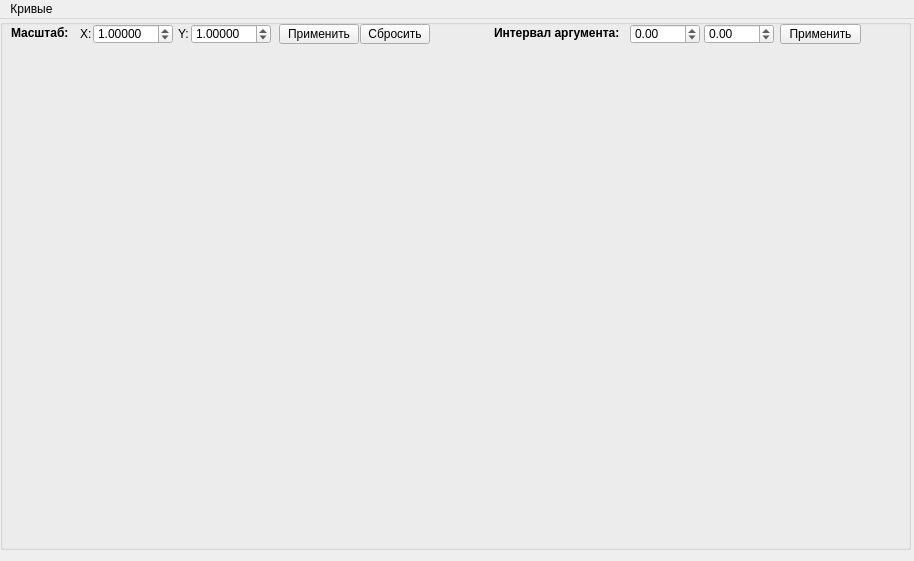
Qt form form.ui (moisizz/Plot-Builder) before a commit.
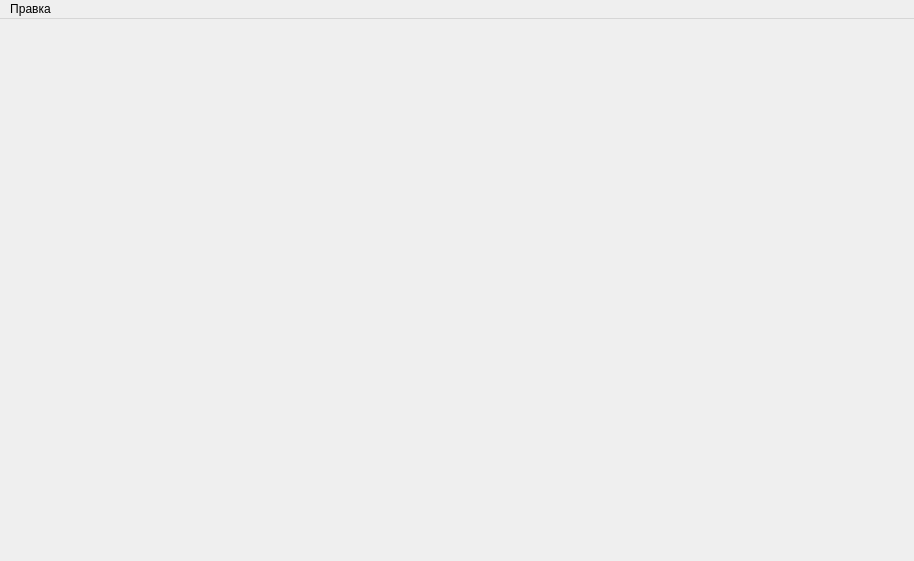
The same form after that commit.

What changed in the file:
```diff
--- a/form.ui
+++ b/form.ui
@@ -33,204 +33,6 @@
      <property name="sizeConstraint">
       <enum>QLayout::SetMaximumSize</enum>
      </property>
-     <item>
-      <widget class="QGroupBox" name="toolBox">
-       <property name="title">
-        <string/>
-       </property>
-       <widget class="QPushButton" name="scaleReset">
-        <property name="geometry">
-         <rect>
-          <x>360</x>
-          <y>5</y>
-          <width>70</width>
-          <height>20</height>
-         </rect>
-        </property>
-        <property name="text">
-         <string>Сбросить</string>
-        </property>
-       </widget>
-       <widget class="QLabel" name="scaleLabel">
-        <property name="geometry">
-         <rect>
-          <x>11</x>
-          <y>6</y>
-          <width>60</width>
-          <height>15</height>
-         </rect>
-        </property>
-        <property name="font">
-         <font>
-          <weight>75</weight>
-          <bold>true</bold>
-         </font>
-        </property>
-        <property name="text">
-         <string>Масштаб:</string>
-        </property>
-       </widget>
-       <widget class="QLabel" name="scaleXLabel">
-        <property name="geometry">
-         <rect>
-          <x>80</x>
-          <y>7</y>
-          <width>16</width>
-          <height>16</height>
-         </rect>
-        </property>
-        <property name="text">
-         <string>X:</string>
-        </property>
-       </widget>
-       <widget class="QLabel" name="scaleYLabel">
-        <property name="geometry">
-         <rect>
-          <x>178</x>
-          <y>7</y>
-          <width>16</width>
-          <height>16</height>
-         </rect>
-        </property>
-        <property name="text">
-         <string>Y:</string>
-        </property>
-       </widget>
-       <widget class="QLabel" name="intervalLabel">
-        <property name="geometry">
-         <rect>
-          <x>494</x>
-          <y>6</y>
-          <width>130</width>
-          <height>16</height>
-         </rect>
-        </property>
-        <property name="font">
-         <font>
-          <weight>75</weight>
-          <bold>true</bold>
-         </font>
-        </property>
-        <property name="text">
-         <string>Интервал аргумента:</string>
-        </property>
-       </widget>
-       <widget class="QDoubleSpinBox" name="intervalMin">
-        <property name="geometry">
-         <rect>
-          <x>630</x>
-          <y>5</y>
-          <width>70</width>
-          <height>20</height>
-         </rect>
-        </property>
-        <property name="minimum">
-         <double>-99999999.000000000000000</double>
-        </property>
-        <property name="maximum">
-         <double>99999999.000000000000000</double>
-        </property>
-        <property name="singleStep">
-         <double>0.010000000000000</double>
-        </property>
-       </widget>
-       <widget class="QDoubleSpinBox" name="intervalMax">
-        <property name="geometry">
-         <rect>
-          <x>704</x>
-          <y>5</y>
-          <width>70</width>
-          <height>20</height>
-         </rect>
-        </property>
-        <property name="minimum">
-         <double>-99999999.000000000000000</double>
-        </property>
-        <property name="maximum">
-         <double>99999999.000000000000000</double>
-        </property>
-        <property name="singleStep">
-         <double>0.010000000000000</double>
-        </property>
-       </widget>
-       <widget class="QPushButton" name="intervalOk">
-        <property name="geometry">
-         <rect>
-          <x>780</x>
-          <y>5</y>
-          <width>81</width>
-          <height>20</height>
-         </rect>
-        </property>
-        <property name="text">
-         <string>Применить</string>
-        </property>
-       </widget>
-       <widget class="QDoubleSpinBox" name="scaleX">
-        <property name="geometry">
-         <rect>
-          <x>93</x>
-          <y>5</y>
-          <width>80</width>
-          <height>20</height>
-         </rect>
-        </property>
-        <property name="decimals">
-         <number>5</number>
-        </property>
-        <property name="minimum">
-         <double>-99999999.000000000000000</double>
-        </property>
-        <property name="maximum">
-         <double>99999999.000000000000000</double>
-        </property>
-        <property name="singleStep">
-         <double>0.010000000000000</double>
-        </property>
-        <property name="value">
-         <double>1.000000000000000</double>
-        </property>
-       </widget>
-       <widget class="QDoubleSpinBox" name="scaleY">
-        <property name="geometry">
-         <rect>
-          <x>191</x>
-          <y>5</y>
-          <width>80</width>
-          <height>20</height>
-         </rect>
-        </property>
-        <property name="decimals">
-         <number>5</number>
-        </property>
-        <property name="minimum">
-         <double>-99999999.000000000000000</double>
-        </property>
-        <property name="maximum">
-         <double>99999999.000000000000000</double>
-        </property>
-        <property name="singleStep">
-         <double>0.010000000000000</double>
-        </property>
-        <property name="value">
-         <double>1.000000000000000</double>
-        </property>
-       </widget>
-       <widget class="QPushButton" name="scaleApply">
-        <property name="geometry">
-         <rect>
-          <x>279</x>
-          <y>5</y>
-          <width>80</width>
-          <height>20</height>
-         </rect>
-        </property>
-        <property name="text">
-         <string>Применить</string>
-        </property>
-       </widget>
-      </widget>
-     </item>
     </layout>
    </widget>
   </widget>
@@ -243,9 +45,9 @@
      <height>25</height>
     </rect>
    </property>
-   <widget class="QMenu" name="curivesMenu">
+   <widget class="QMenu" name="editMenu">
     <property name="title">
-     <string>Кривые</string>
+     <string>Правка</string>
     </property>
     <addaction name="astroidAction"/>
     <addaction name="hypocycloidAction"/>
@@ -263,7 +65,7 @@
     <addaction name="cardioidAction"/>
     <addaction name="epicycloidAction"/>
    </widget>
-   <addaction name="curivesMenu"/>
+   <addaction name="editMenu"/>
   </widget>
   <action name="saveImageAction">
    <property name="text">
```
Left out of the diff: 29 changed lines with no effect on the pictures.
